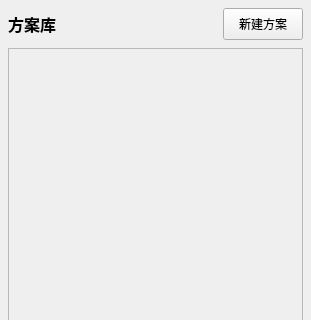
Qt form SchemeGalleryWidget.ui (asd977/FlexSimulate) before a commit; both pictures show x 0 to 311 and y 0 to 320 of the 311 by 763 pixel window.
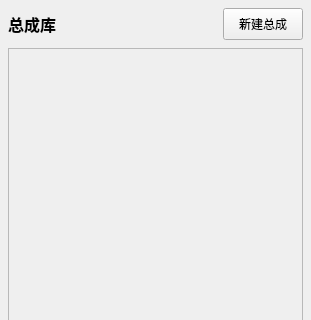
The same form after that commit. Icons and pictures are not drawn.

What changed in the file:
```diff
--- a/SchemeGalleryWidget.ui
+++ b/SchemeGalleryWidget.ui
@@ -37,7 +37,7 @@
         <string notr="true">font-size:16px; font-weight:600;</string>
        </property>
        <property name="text">
-        <string>方案库</string>
+        <string>总成库</string>
        </property>
       </widget>
      </item>
@@ -63,7 +63,7 @@
         </size>
        </property>
        <property name="text">
-        <string>新建方案</string>
+        <string>新建总成</string>
        </property>
        <property name="icon">
         <iconset resource="resources.qrc">
```
Left out of the diff: 2 changed lines with no effect on the pictures.
